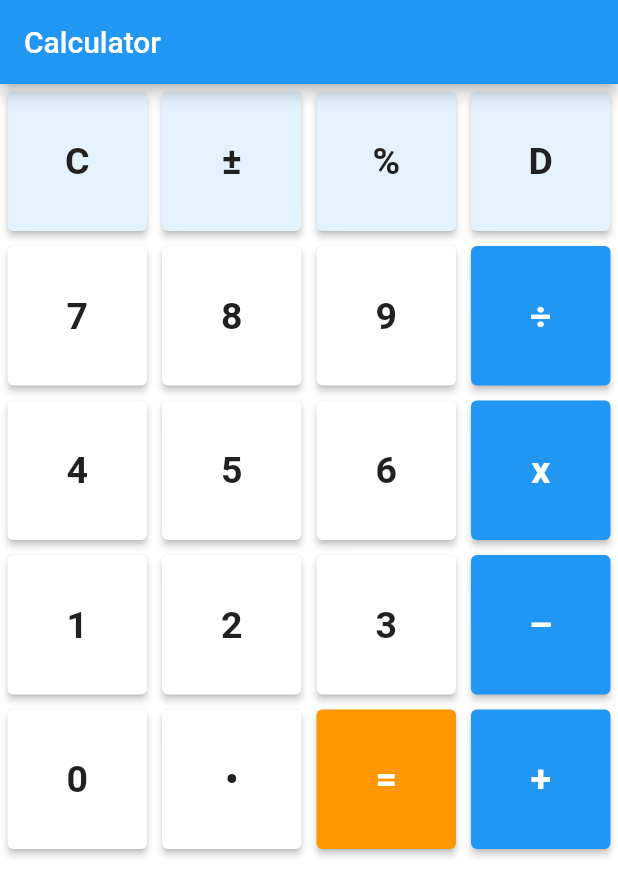
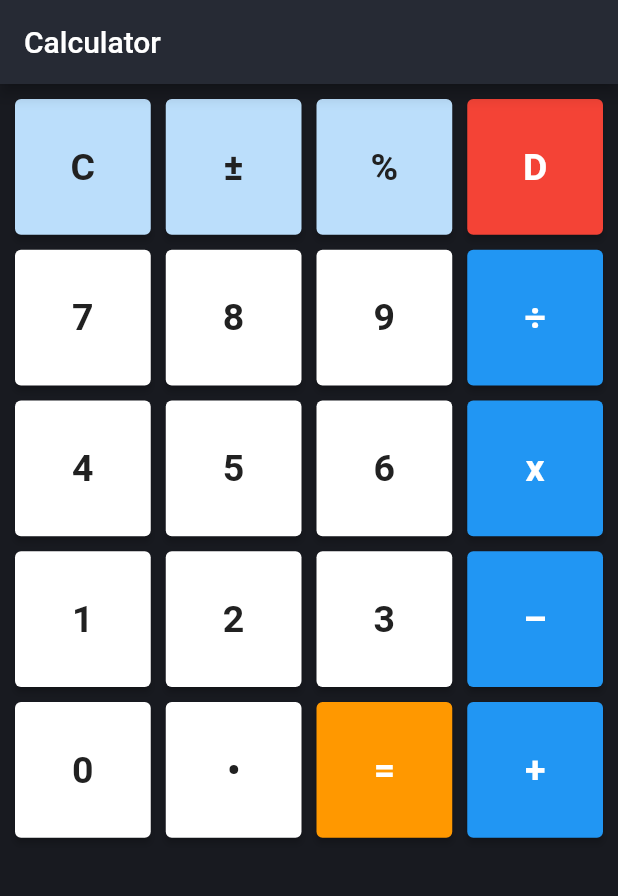
Before and after one commit to Prateek-Prakash/Calculator, a Flutter app: the screen it shows after launch, on a phone screen of 412 x 824 dp. Shown: the top 896 px of the screen. Run offline on Flutter 3.47's test engine with Material 2 defaults, Android fonts, the phone set to English and light mode, and no system bars; missing offline and left inert: dart:html; Roboto replaces fonts that are missing (Comfortaa).

Commit message:
Update Theme

```diff
--- a/lib/main.dart
+++ b/lib/main.dart
@@ -14,7 +14,13 @@ class Application extends StatelessWidget {
     return MaterialApp(
       title: 'Calculator',
       theme: ThemeData(
-        primarySwatch: Colors.blue,
+        fontFamily: 'Comfortaa',
+        visualDensity: VisualDensity.adaptivePlatformDensity,
+        brightness: Brightness.dark,
+        primaryColor: const Color(0xFF181A20),
+        canvasColor: const Color(0xFF181A20),
+        cardColor: const Color(0xFF262A34),
+        dialogBackgroundColor: const Color(0xFF262A34),
       ),
       home: const Calculator(),
     );
@@ -35,34 +41,35 @@ class _CalculatorState extends State<Calculator> {
       appBar: AppBar(
         title: const Text("Calculator"),
       ),
-      backgroundColor: Colors.white38,
-      body: Column(
+      body: Container(
+        padding: const EdgeInsets.all(5),
+        child: Column(
           children: [
             Row(
               children: [
                 CalcKey(
                   value: 'C',
                   flex: 1,
-                backgroundColor: Colors.blue.shade50,
+                  backgroundColor: Colors.blue.shade100,
                   foregroundColor: Colors.grey.shade900,
                 ),
                 CalcKey(
                   value: '±',
                   flex: 1,
-                backgroundColor: Colors.blue.shade50,
+                  backgroundColor: Colors.blue.shade100,
                   foregroundColor: Colors.grey.shade900,
                 ),
                 CalcKey(
                   value: '%',
                   flex: 1,
-                backgroundColor: Colors.blue.shade50,
+                  backgroundColor: Colors.blue.shade100,
                   foregroundColor: Colors.grey.shade900,
                 ),
-              CalcKey(
+                const CalcKey(
                   value: 'D',
                   flex: 1,
-                backgroundColor: Colors.blue.shade50,
-                foregroundColor: Colors.grey.shade900,
+                  backgroundColor: Colors.red,
+                  foregroundColor: Colors.white,
                 ),
               ],
             ),
@@ -180,6 +187,7 @@ class _CalculatorState extends State<Calculator> {
             ),
           ],
         ),
+      ),
     );
   }
 }
@@ -201,9 +209,9 @@ class CalcKey extends StatelessWidget {
   @override
   Widget build(BuildContext context) {
     return Container(
-      width: MediaQuery.of(context).size.width / 4 * flex,
+      width: (MediaQuery.of(context).size.width - 10) / 4 * flex,
       padding: const EdgeInsets.all(5),
-      height: MediaQuery.of(context).size.width / 4,
+      height: (MediaQuery.of(context).size.width - 10) / 4,
       child: ElevatedButton(
         style: ButtonStyle(
           backgroundColor: MaterialStateProperty.all<Color>(backgroundColor),
@@ -212,7 +220,9 @@ class CalcKey extends StatelessWidget {
           value,
           style: TextStyle(color: foregroundColor, fontSize: 25, fontWeight: FontWeight.bold),
         ),
-        onPressed: () {},
+        onPressed: () {
+          print('Key Pressed: $value');
+        },
       ),
     );
   }
```
Lines whose indentation alone changed are shown as unchanged.
